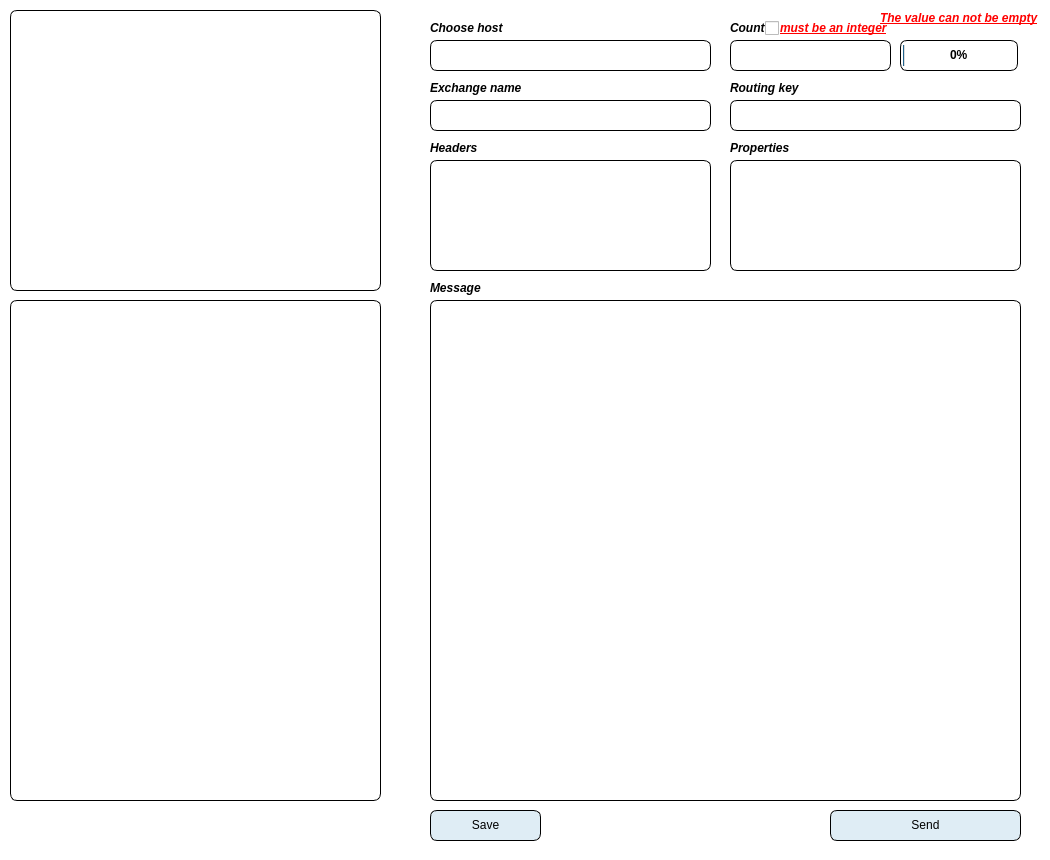
Old version of the form amqpSender.ui in the repository alexeikoloskov/amqp_sender.
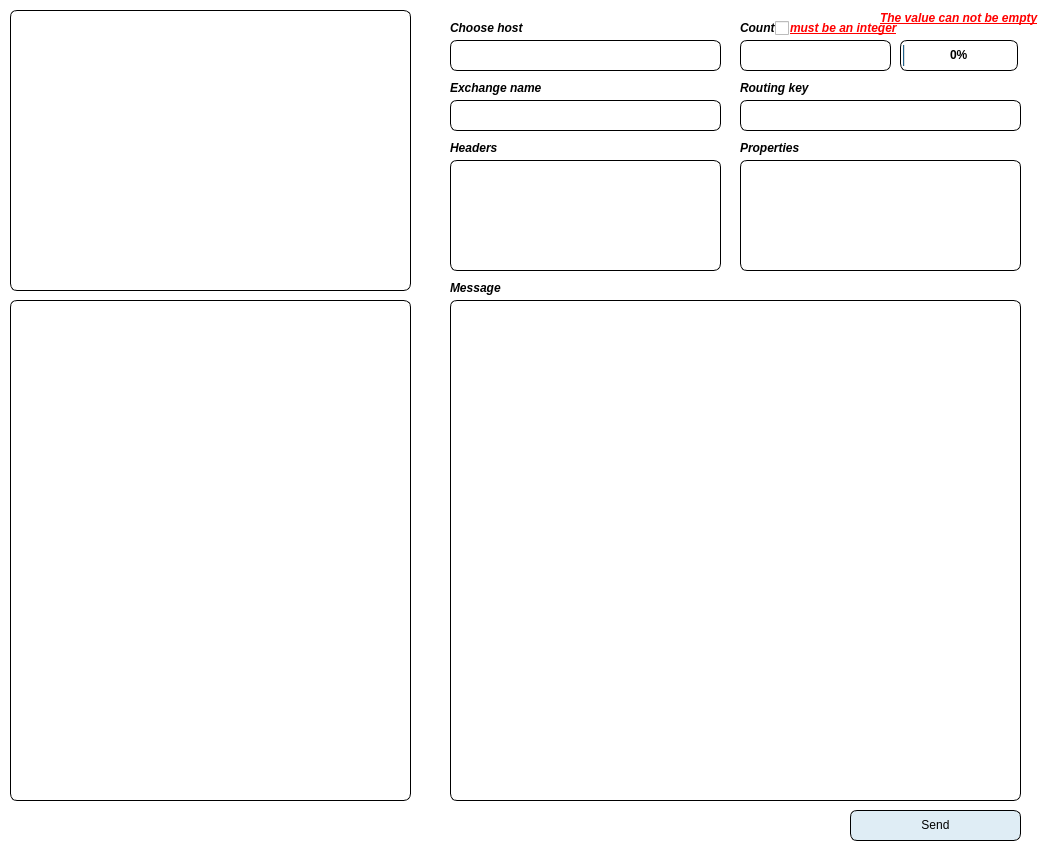
New version of the form. Icons and pictures are not drawn.

```diff
--- a/amqpSender.ui
+++ b/amqpSender.ui
@@ -16,6 +16,12 @@
     <verstretch>0</verstretch>
    </sizepolicy>
   </property>
+  <property name="minimumSize">
+   <size>
+    <width>1050</width>
+    <height>860</height>
+   </size>
+  </property>
   <property name="maximumSize">
    <size>
     <width>1050</width>
@@ -85,26 +91,10 @@
    <enum>Qt::ToolButtonStyle::ToolButtonTextOnly</enum>
   </property>
   <widget class="QWidget" name="centralwidget">
-   <widget class="QPushButton" name="save_preset_button">
-    <property name="geometry">
-     <rect>
-      <x>430</x>
-      <y>810</y>
-      <width>111</width>
-      <height>31</height>
-     </rect>
-    </property>
-    <property name="text">
-     <string>Save</string>
-    </property>
-    <property name="icon">
-     <iconset theme="QIcon::ThemeIcon::DocumentSave"/>
-    </property>
-   </widget>
    <widget class="QLabel" name="label">
     <property name="geometry">
      <rect>
-      <x>430</x>
+      <x>450</x>
       <y>80</y>
       <width>91</width>
       <height>16</height>
@@ -117,9 +107,9 @@
    <widget class="QLineEdit" name="exchange_entry">
     <property name="geometry">
      <rect>
-      <x>430</x>
+      <x>450</x>
       <y>100</y>
-      <width>281</width>
+      <width>271</width>
       <height>31</height>
      </rect>
     </property>
@@ -127,7 +117,7 @@
    <widget class="QLabel" name="label_2">
     <property name="geometry">
      <rect>
-      <x>430</x>
+      <x>450</x>
       <y>280</y>
       <width>81</width>
       <height>16</height>
@@ -137,26 +127,10 @@
      <string>&lt;html&gt;&lt;head/&gt;&lt;body&gt;&lt;p&gt;&lt;span style=&quot; font-weight:700; font-style:italic;&quot;&gt;Message&lt;/span&gt;&lt;/p&gt;&lt;/body&gt;&lt;/html&gt;</string>
     </property>
    </widget>
-   <widget class="QLineEdit" name="message_entry">
-    <property name="geometry">
-     <rect>
-      <x>430</x>
-      <y>300</y>
-      <width>591</width>
-      <height>501</height>
-     </rect>
-    </property>
-    <property name="cursorPosition">
-     <number>0</number>
-    </property>
-    <property name="alignment">
-     <set>Qt::AlignmentFlag::AlignLeading|Qt::AlignmentFlag::AlignLeft|Qt::AlignmentFlag::AlignTop</set>
-    </property>
-   </widget>
    <widget class="QLabel" name="label_3">
     <property name="geometry">
      <rect>
-      <x>430</x>
+      <x>450</x>
       <y>20</y>
       <width>81</width>
       <height>16</height>
@@ -169,9 +143,9 @@
    <widget class="QLineEdit" name="choose_host">
     <property name="geometry">
      <rect>
-      <x>430</x>
+      <x>450</x>
       <y>40</y>
-      <width>281</width>
+      <width>271</width>
       <height>31</height>
      </rect>
     </property>
@@ -182,7 +156,7 @@
    <widget class="QCheckBox" name="count_yn">
     <property name="geometry">
      <rect>
-      <x>765</x>
+      <x>775</x>
       <y>18</y>
       <width>16</width>
       <height>21</height>
@@ -195,9 +169,9 @@
    <widget class="QLineEdit" name="count">
     <property name="geometry">
      <rect>
-      <x>730</x>
+      <x>740</x>
       <y>40</y>
-      <width>161</width>
+      <width>151</width>
       <height>31</height>
      </rect>
     </property>
@@ -211,9 +185,9 @@
    <widget class="QPushButton" name="send">
     <property name="geometry">
      <rect>
-      <x>830</x>
+      <x>850</x>
       <y>810</y>
-      <width>191</width>
+      <width>171</width>
       <height>31</height>
      </rect>
     </property>
@@ -227,7 +201,7 @@
    <widget class="QLabel" name="label_4">
     <property name="geometry">
      <rect>
-      <x>730</x>
+      <x>740</x>
       <y>20</y>
       <width>41</width>
       <height>16</height>
@@ -277,7 +251,7 @@
     </property>
     <property name="geometry">
      <rect>
-      <x>780</x>
+      <x>790</x>
       <y>20</y>
       <width>111</width>
       <height>16</height>
@@ -297,7 +271,7 @@
    <widget class="QLabel" name="label_5">
     <property name="geometry">
      <rect>
-      <x>730</x>
+      <x>740</x>
       <y>80</y>
       <width>71</width>
       <height>16</height>
@@ -310,9 +284,9 @@
    <widget class="QLineEdit" name="rk_entry">
     <property name="geometry">
      <rect>
-      <x>730</x>
+      <x>740</x>
       <y>100</y>
-      <width>291</width>
+      <width>281</width>
       <height>31</height>
      </rect>
     </property>
@@ -322,7 +296,7 @@
      <rect>
       <x>10</x>
       <y>300</y>
-      <width>371</width>
+      <width>401</width>
       <height>501</height>
      </rect>
     </property>
@@ -338,7 +312,7 @@
      <rect>
       <x>10</x>
       <y>10</y>
-      <width>371</width>
+      <width>401</width>
       <height>281</height>
      </rect>
     </property>
@@ -352,9 +326,9 @@
    <widget class="QTextEdit" name="headers_entry">
     <property name="geometry">
      <rect>
-      <x>430</x>
+      <x>450</x>
       <y>160</y>
-      <width>281</width>
+      <width>271</width>
       <height>111</height>
      </rect>
     </property>
@@ -362,7 +336,7 @@
    <widget class="QLabel" name="label_6">
     <property name="geometry">
      <rect>
-      <x>430</x>
+      <x>450</x>
       <y>140</y>
       <width>51</width>
       <height>16</height>
@@ -375,9 +349,9 @@
    <widget class="QTextEdit" name="props_entry">
     <property name="geometry">
      <rect>
-      <x>730</x>
+      <x>740</x>
       <y>160</y>
-      <width>291</width>
+      <width>281</width>
       <height>111</height>
      </rect>
     </property>
@@ -385,7 +359,7 @@
    <widget class="QLabel" name="label_7">
     <property name="geometry">
      <rect>
-      <x>730</x>
+      <x>740</x>
       <y>140</y>
       <width>61</width>
       <height>16</height>
@@ -395,6 +369,16 @@
      <string>&lt;html&gt;&lt;head/&gt;&lt;body&gt;&lt;p&gt;&lt;span style=&quot; font-weight:700; font-style:italic;&quot;&gt;Properties&lt;/span&gt;&lt;/p&gt;&lt;/body&gt;&lt;/html&gt;</string>
     </property>
    </widget>
+   <widget class="QTextEdit" name="message_entry">
+    <property name="geometry">
+     <rect>
+      <x>450</x>
+      <y>300</y>
+      <width>571</width>
+      <height>501</height>
+     </rect>
+    </property>
+   </widget>
   </widget>
  </widget>
  <resources/>
```
